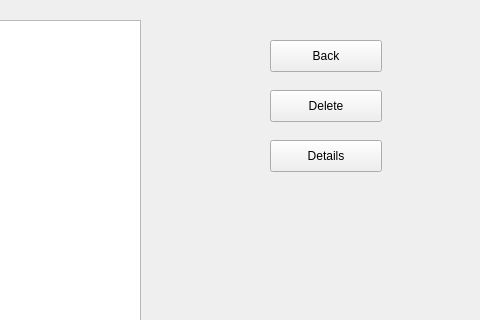
This is project/lab6/mainwindow.ui in aneroid11/Databases as Qt 5 draws it before an edit; both pictures show x 320 to 800 and y 0 to 320 of the 800 by 600 pixel window. The edited form follows.
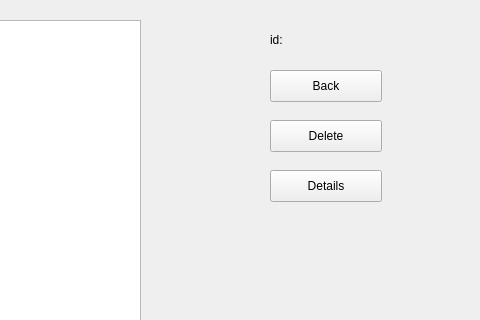
This is the edited form.

Commit message: deleting comments works

The edit to the form file:
```diff
--- a/project/lab6/mainwindow.ui
+++ b/project/lab6/mainwindow.ui
@@ -1212,7 +1212,7 @@
       <property name="geometry">
        <rect>
         <x>590</x>
-        <y>40</y>
+        <y>70</y>
         <width>112</width>
         <height>32</height>
        </rect>
@@ -1225,7 +1225,7 @@
       <property name="geometry">
        <rect>
         <x>590</x>
-        <y>90</y>
+        <y>120</y>
         <width>112</width>
         <height>32</height>
        </rect>
@@ -1238,7 +1238,7 @@
       <property name="geometry">
        <rect>
         <x>590</x>
-        <y>140</y>
+        <y>170</y>
         <width>112</width>
         <height>32</height>
        </rect>
@@ -1247,6 +1247,32 @@
        <string>Details</string>
       </property>
      </widget>
+     <widget class="QLabel" name="comments_idTextLabel">
+      <property name="geometry">
+       <rect>
+        <x>590</x>
+        <y>30</y>
+        <width>41</width>
+        <height>20</height>
+       </rect>
+      </property>
+      <property name="text">
+       <string>id:</string>
+      </property>
+     </widget>
+     <widget class="QLabel" name="comments_idLabel">
+      <property name="geometry">
+       <rect>
+        <x>640</x>
+        <y>30</y>
+        <width>76</width>
+        <height>20</height>
+       </rect>
+      </property>
+      <property name="text">
+       <string/>
+      </property>
+     </widget>
     </widget>
    </widget>
   </widget>
```
The commit also changes 5 other files.
